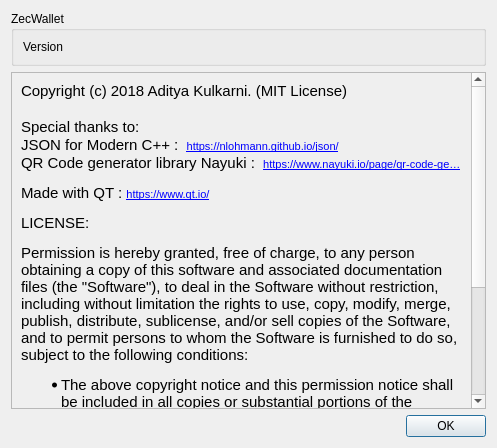
First picture: the form in src/about.ui, repository z-bitcoinz/BitcoinZ_Blue, before the edit.
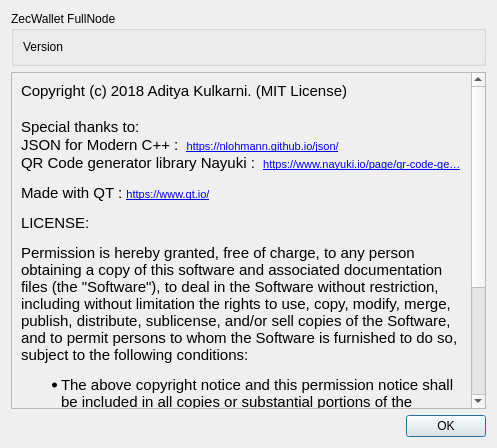
Second picture: the form after the edit.

Commit message: Rename title to ZecWallet Full Node

```diff
--- a/src/about.ui
+++ b/src/about.ui
@@ -17,7 +17,7 @@
    <item>
     <widget class="QGroupBox" name="groupBox">
      <property name="title">
-      <string notr="true">ZecWallet</string>
+      <string notr="true">ZecWallet FullNode</string>
      </property>
      <layout class="QVBoxLayout" name="verticalLayout_2">
       <item>
```
The commit also changes 1 other file.
